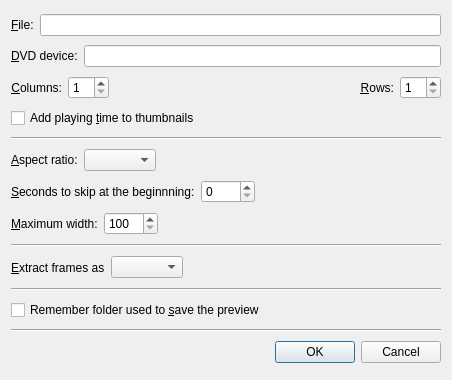
Above: src/videopreview/videopreviewconfigdialog.ui from wilbert2000/wzplayer before the change. Below: the same form after it.
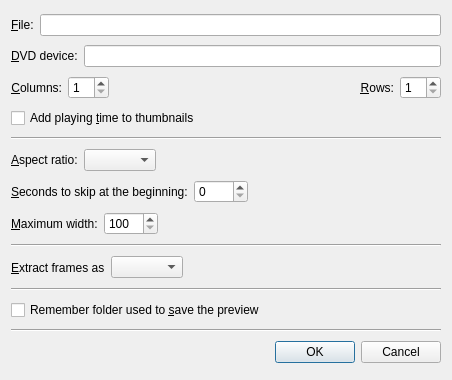
That is the form after the change. Custom widgets are drawn as their Qt base class.

Commit message: Correct some texts

The edit to the form file:
```diff
--- a/src/videopreview/videopreviewconfigdialog.ui
+++ b/src/videopreview/videopreviewconfigdialog.ui
@@ -162,7 +162,7 @@
      <item>
       <widget class="QLabel" name="label_4" >
        <property name="text" >
-        <string>&amp;Seconds to skip at the beginnning:</string>
+        <string>&amp;Seconds to skip at the beginning:</string>
        </property>
        <property name="buddy" >
         <cstring>initial_step_spin</cstring>
```
The commit also changes 2 other files.
